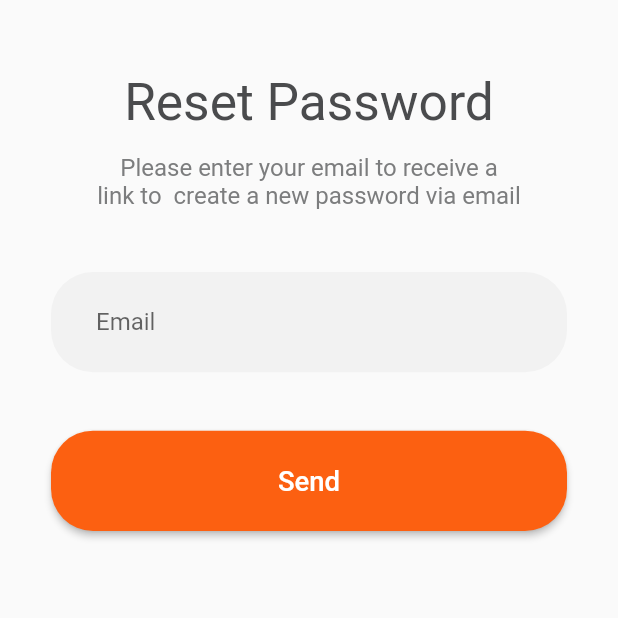
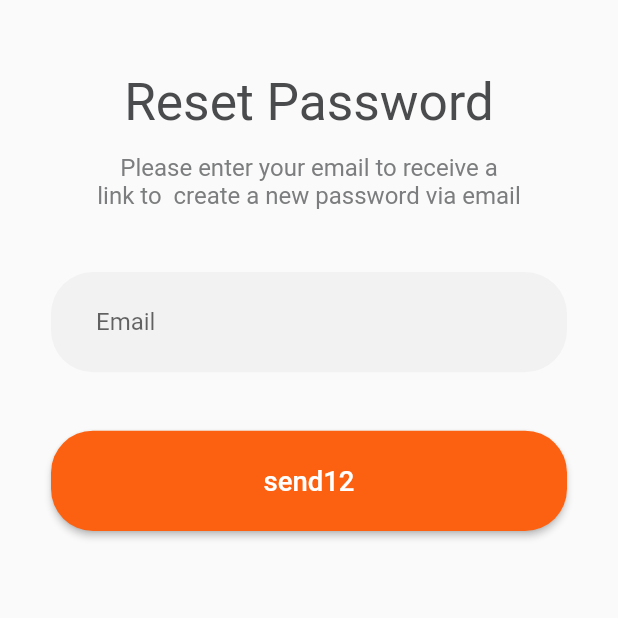
Before and after one commit to abdoelmenofy/project-meal-monkey, a Flutter app: the screen it shows after launch, swiped to page 5, on a phone screen of 412 x 824 dp, the top half of it. Run offline on Flutter 3.47's test engine with Material 2 defaults, Android fonts, the phone set to English and light mode, and no system bars; our stand-ins replace animate_do, easy_localization, flutter_screenutil, pin_code_fields.

Commit message:
new screen

```diff
--- a/lib/screens/reset_password/view.dart
+++ b/lib/screens/reset_password/view.dart
@@ -64,7 +64,7 @@ class _ResetScreenState extends State<ResetScreen> {
                   child: ElevatedButton(
                     onPressed: () {},
                     child: Text(
-                      'Send',
+                      'send12',
                       style: TextStyle(fontSize: 16.sp),
                     ),
                   ),
```
